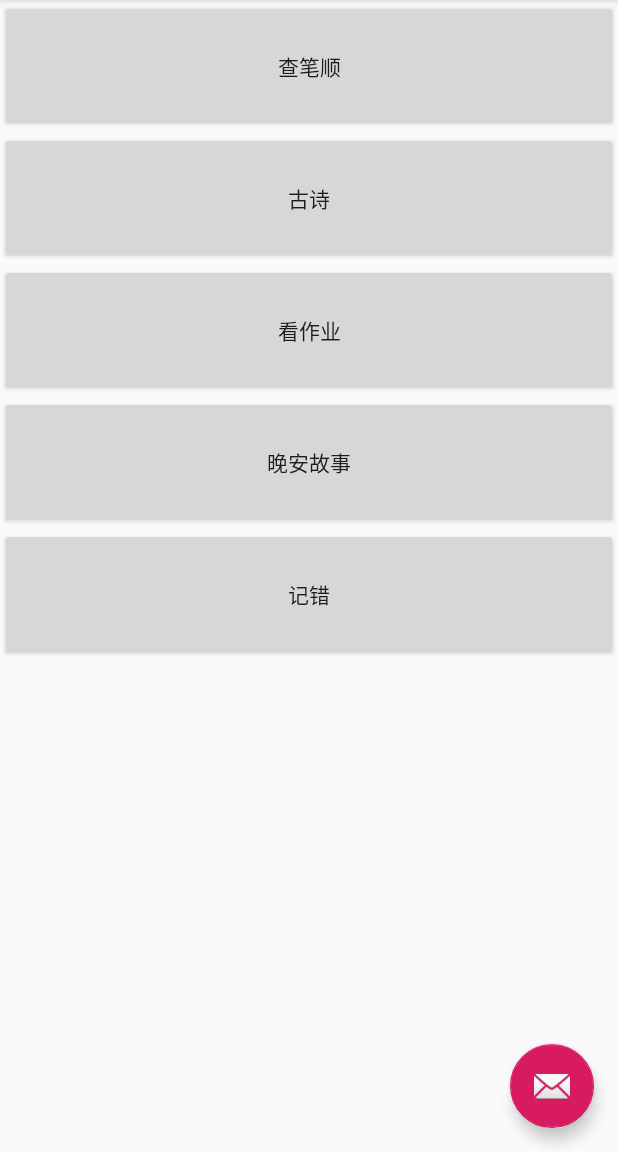
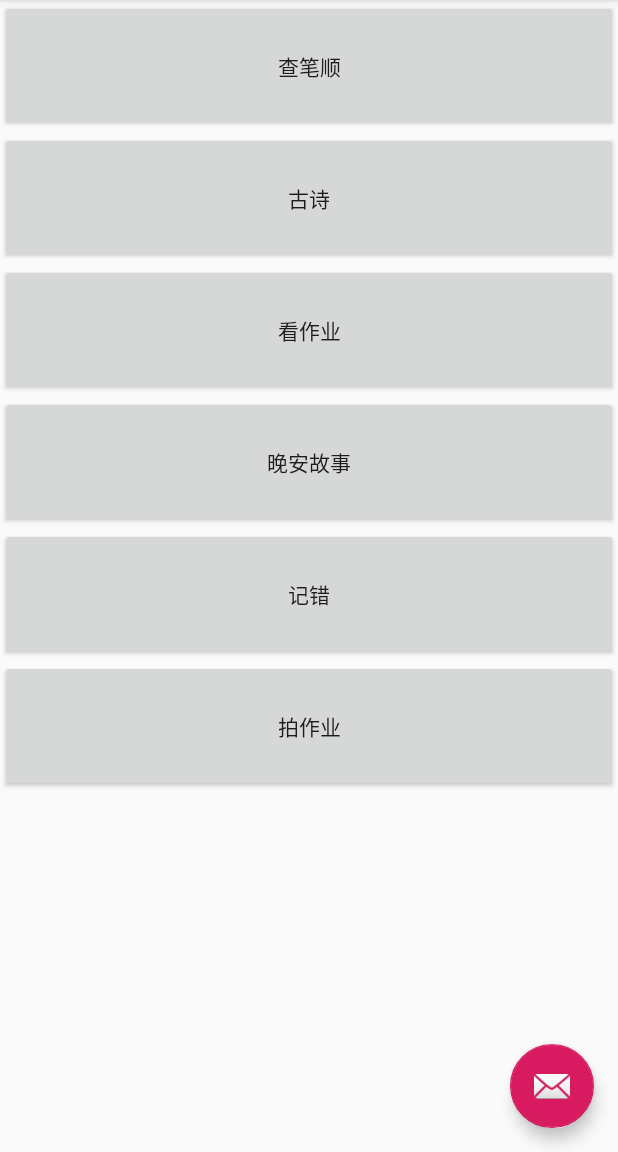
Before and after one commit to weilaidb/school, an Android app: the screen it shows after launch (MainActivity), after a tap on "记错", on a phone screen of 412 x 824 dp, the part 84-1236 px from its top. Run offline under Robolectric (Android 15) with nearby library versions, the light colour scheme and no system bars.

Commit message:
增加垂直滚动条

```diff
--- a/pupil2/app/src/main/java/com/example/dell/pupil/MainActivity.java
+++ b/pupil2/app/src/main/java/com/example/dell/pupil/MainActivity.java
@@ -48,6 +48,7 @@ public class MainActivity extends AppCompatActivity {
         handler_buttonzuoyeext();
         handler_button_eveningtory();
         handler_button_recorderror();
+        handler_button_homework();
     }
 
     public void handler_buttonbishun()
@@ -134,7 +135,21 @@ public class MainActivity extends AppCompatActivity {
             public void onClick(View v) {
                 pubIntentJump("com.miui.notes",
                         "com.miui.notes.ui.NotesListActivity",
-                        "手机未记事本"
+                        "手机未安装记事本"
+                );
+            }
+        });
+    }
+
+    public void handler_button_homework()
+    {
+        Button btn_homework = (Button)findViewById(R.id.button_photo_homework);
+        btn_homework.setOnClickListener(new View.OnClickListener() {
+            @Override
+            public void onClick(View v) {
+                pubIntentJump("com.android.camera",
+                        "com.android.camera.Camera",
+                        "手机未安装相机"
                 );
             }
         });
--- a/pupil2/app/src/main/res/layout/content_main.xml
+++ b/pupil2/app/src/main/res/layout/content_main.xml
@@ -23,10 +23,17 @@
         tools:layout_editor_absoluteX="8dp"
         tools:layout_editor_absoluteY="8dp">
 
+
+        <ScrollView
+            android:layout_width="match_parent"
+            android:layout_height="wrap_content">
             <LinearLayout
                 android:layout_width="match_parent"
                 android:layout_height="match_parent"
-            android:orientation="vertical">
+                android:orientation="vertical"
+                android:scrollbars="vertical"
+                android:fadingEdge="vertical"
+                >
 
                 <Button
                     android:id="@+id/button_bishun"
@@ -57,7 +64,37 @@
                     android:layout_width="match_parent"
                     android:layout_height="88dp"
                     android:text="记错" />
+                <Button
+                    android:id="@+id/button_photo_homework"
+                    android:layout_width="match_parent"
+                    android:layout_height="88dp"
+                    android:text="拍作业" />
+                <!--<Button-->
+                    <!--android:id="@+id/button5"-->
+                    <!--android:layout_width="match_parent"-->
+                    <!--android:layout_height="88dp"-->
+                    <!--android:text="Button" />-->
+                <!--<Button-->
+                    <!--android:id="@+id/button6"-->
+                    <!--android:layout_width="match_parent"-->
+                    <!--android:layout_height="88dp"-->
+                    <!--android:text="Button" />-->
+
+                <!--<Button-->
+                    <!--android:id="@+id/button7"-->
+                    <!--android:layout_width="match_parent"-->
+                    <!--android:layout_height="88dp"-->
+                    <!--android:text="Button" />-->
+
+                <!--<Button-->
+                    <!--android:id="@+id/button8"-->
+                    <!--android:layout_width="match_parent"-->
+                    <!--android:layout_height="88dp"-->
+                    <!--android:text="Button" />-->
+
+
             </LinearLayout>
+        </ScrollView>
     </FrameLayout>
 
 </android.support.constraint.ConstraintLayout>
```
Also changed, not shown: 1 other file. Lines whose indentation alone changed are shown as unchanged.
